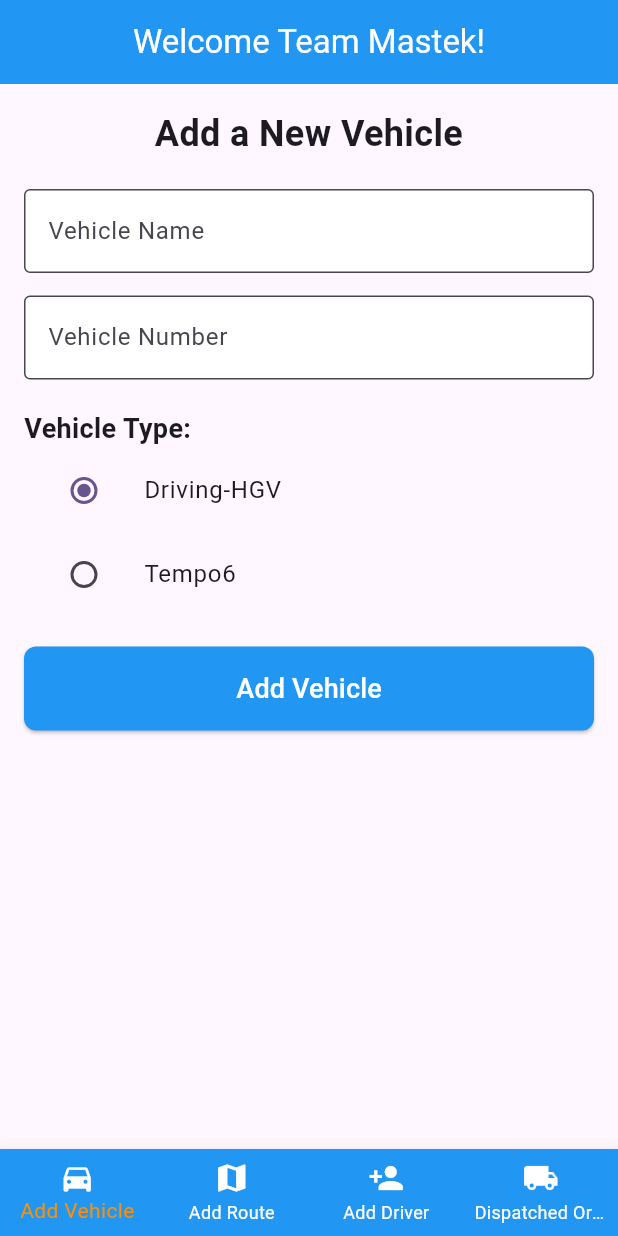
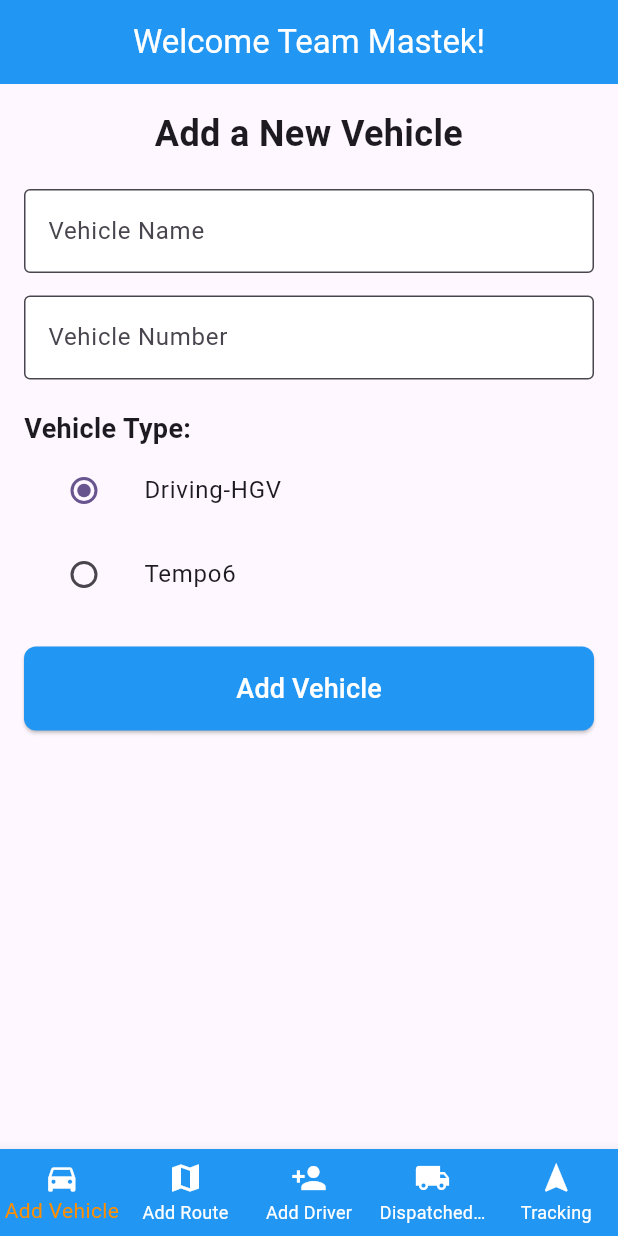
Before and after one commit to hahaanisha/FX, a Flutter app: the Bottomnavbar screen opened directly with empty values, on a phone screen of 412 x 824 dp. Run offline on Flutter 3.47's test engine with Material 3 defaults, Android fonts, the phone set to English and light mode, and no system bars; our stand-ins replace firebase_auth, firebase_core, firebase_database, flutter_map, geolocator, image_picker and 4 more; missing offline and left inert: webview_flutter_android, webview_flutter_wkwebview; accounts and stored records are empty.

Commit message:
navbar update

```diff
--- a/lib/customer/navbarC.dart
+++ b/lib/customer/navbarC.dart
@@ -1,4 +1,5 @@
 import 'package:flutter/material.dart';
+import '../driver/trackPagePro.dart';
 import 'AddDriver.dart';
 import 'AddVehiclePage.dart';
 import 'AddRoutePage.dart';
@@ -26,7 +27,8 @@ class _BottomnavbarState extends State<Bottomnavbar> {
       AddVehiclePage(UID: widget.UID),
       AddRoutePage(UID: widget.UID),
       AddDriverPage(UID: widget.UID),
-      DepartedPage(UID: widget.UID)
+      DepartedPage(UID: widget.UID),
+      TrackingPagePro()
       // AddDriverPage(),
       // ViewOrdersPage(),
     ];
@@ -71,6 +73,10 @@ class _BottomnavbarState extends State<Bottomnavbar> {
             icon: Icon(Icons.local_shipping, color: Colors.white),
             label: 'Dispatched Orders',
           ),
+          BottomNavigationBarItem(
+            icon: Icon(Icons.navigation, color: Colors.white),
+            label: 'Tracking',
+          ),
         ],
         currentIndex: _selectedIndex,
         onTap: _onItemTapped,
```
